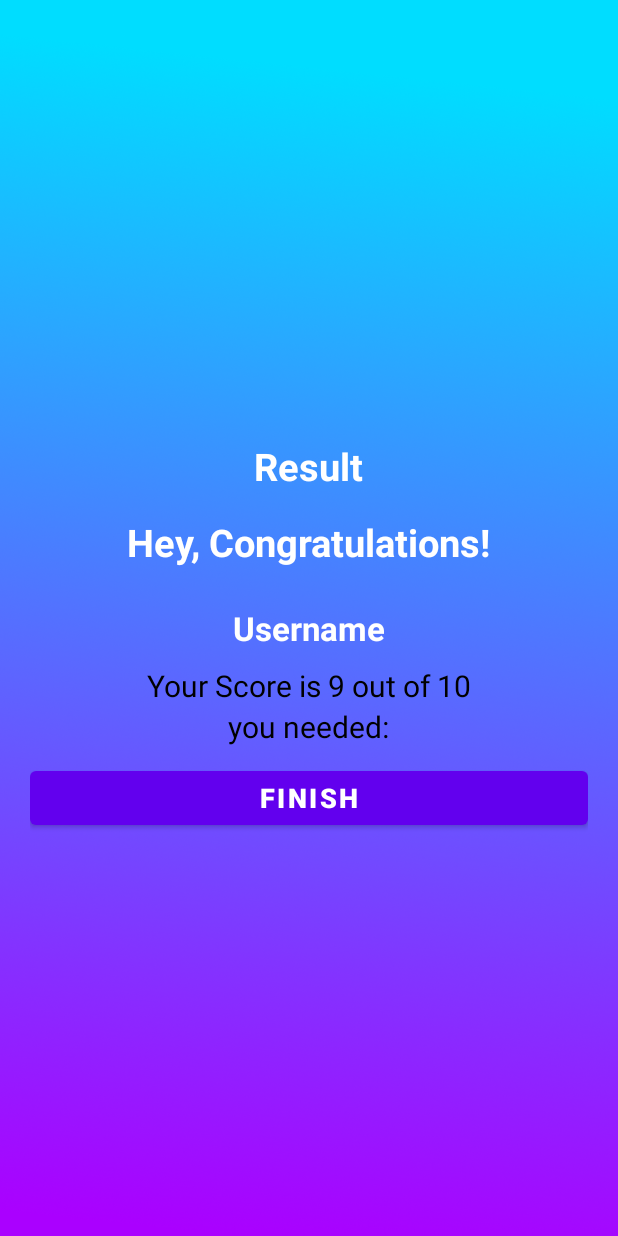
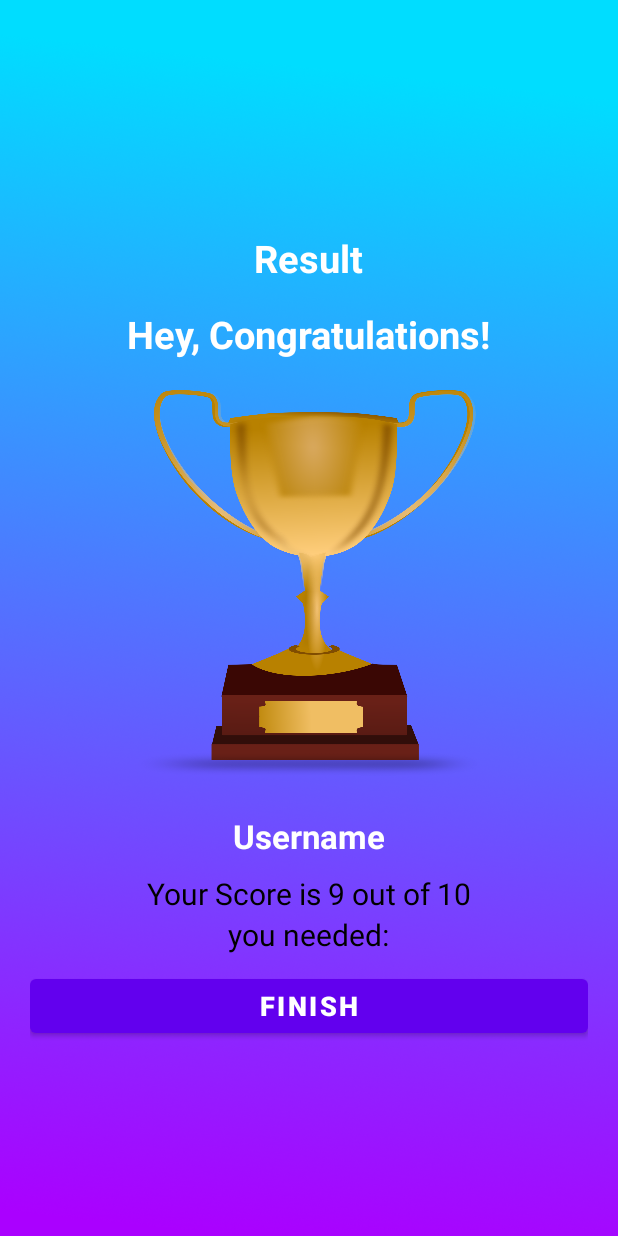
Before and after one commit to Timo4D/QuizO, an Android app: the layout activity_result.xml on its own in the app's theme, with its tools: preview values and no code run, on a phone screen of 412 x 824 dp. Run offline under Robolectric (Android 15) with nearby library versions, the phone set to English and light mode, and no system bars.

Commit message:
Added a pivture in result Activity

```diff
--- a/app/src/main/res/layout/activity_result.xml
+++ b/app/src/main/res/layout/activity_result.xml
@@ -29,6 +29,12 @@
         android:textColor="@color/white"
         android:textSize="25sp"
         android:textStyle="bold"/>
+
+    <ImageView
+        android:layout_marginTop="20dp"
+        android:layout_width="228dp"
+        android:layout_height="257dp"
+        android:background="@drawable/ic_trophy" />
 
     <TextView
         android:id="@+id/tv_name"
```
Also changed, not shown: app/src/main/res/drawable/ic_trophy.png (added).
